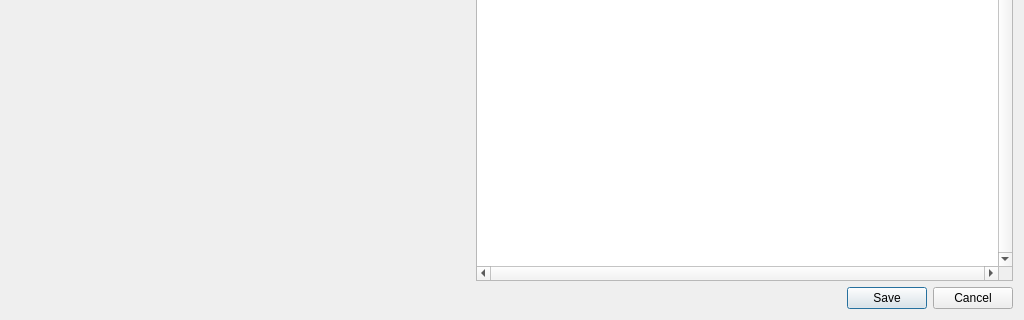
This is dialogeditor/dialogeditorwindow.ui in QtWorks/VirtualClientDialogEditor as Qt 5 draws it before an edit; both pictures show x 0 to 1024 and y 448 to 768 of the 1024 by 768 pixel window. The edited form follows.
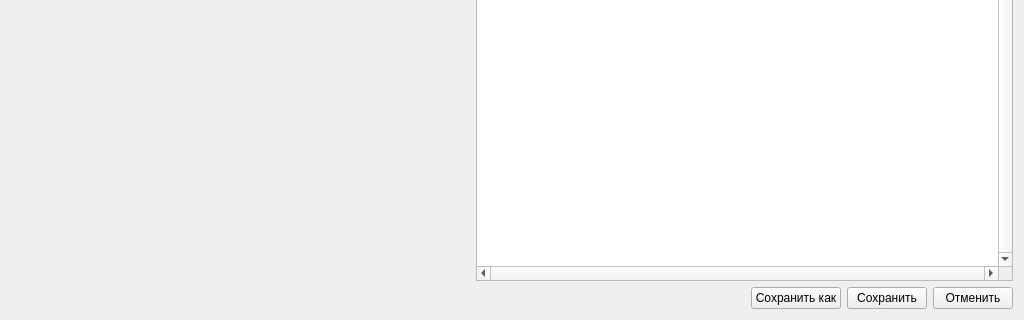
This is the edited form. Custom widgets are drawn as their Qt base class.

Commit message: Added "save as" button to dialog editor window

Patch:
```diff
--- a/dialogeditor/dialogeditorwindow.ui
+++ b/dialogeditor/dialogeditorwindow.ui
@@ -152,11 +152,42 @@
       </widget>
      </item>
      <item>
-      <widget class="QDialogButtonBox" name="buttonBox">
-       <property name="standardButtons">
-        <set>QDialogButtonBox::Cancel|QDialogButtonBox::Save</set>
+      <spacer name="horizontalSpacer">
+       <property name="orientation">
+        <enum>Qt::Horizontal</enum>
        </property>
-      </widget>
+       <property name="sizeHint" stdset="0">
+        <size>
+         <width>40</width>
+         <height>20</height>
+        </size>
+       </property>
+      </spacer>
+     </item>
+     <item>
+      <layout class="QHBoxLayout" name="horizontalLayout_2">
+       <item>
+        <widget class="QPushButton" name="saveAsButton">
+         <property name="text">
+          <string>Сохранить как</string>
+         </property>
+        </widget>
+       </item>
+       <item>
+        <widget class="QPushButton" name="saveButton">
+         <property name="text">
+          <string>Сохранить</string>
+         </property>
+        </widget>
+       </item>
+       <item>
+        <widget class="QPushButton" name="closeButton">
+         <property name="text">
+          <string>Отменить</string>
+         </property>
+        </widget>
+       </item>
+      </layout>
      </item>
     </layout>
    </item>
```
The commit also changes 4 other files.
